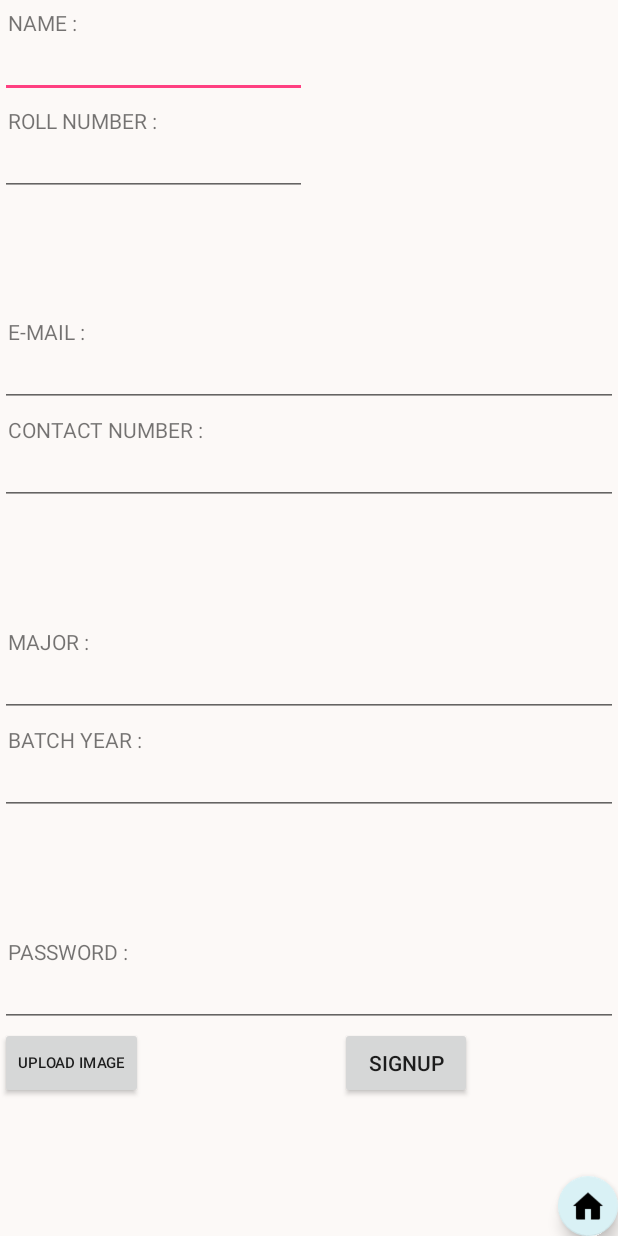
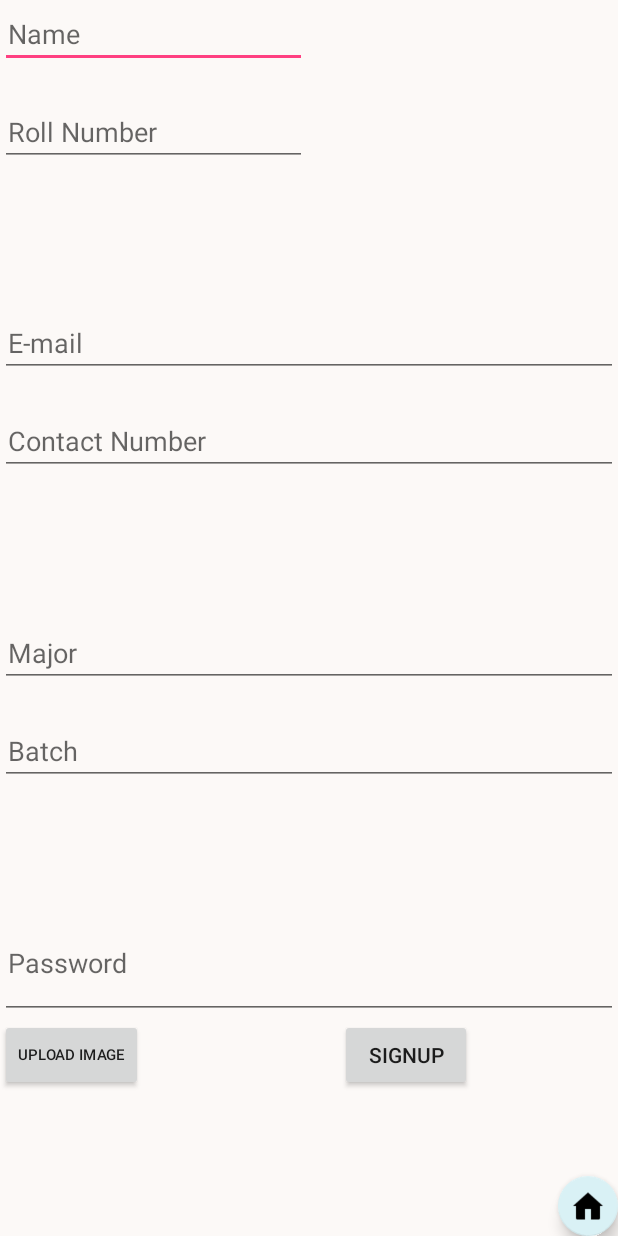
Before and after one commit to gupta-meghna64/Saathi, an Android app: the Signup screen opened directly, with no data from a screen before it, on a phone screen of 412 x 824 dp. Run offline under Robolectric (Android 15) with nearby library versions, the phone set to English and light mode, and no system bars; our stand-ins replace Firebase (no records; nobody signed in at launch, a user with empty details on screens opened directly); libraries missing offline, so code that uses them is left out: com.firebase.client.

Commit message:
Signup.xml updated after removing the textviews

```diff
--- a/app/src/main/res/layout/signup.xml
+++ b/app/src/main/res/layout/signup.xml
@@ -50,37 +50,25 @@
                 android:id="@+id/leftTopQuarterTopHalf"
                 android:layout_toLeftOf="@+id/verticalView">
 
-                <TextView
-                    android:layout_width="wrap_content"
-                    android:layout_height="wrap_content"
-                    android:paddingLeft="5dp"
-                    android:paddingTop="5dp"
-                    android:id="@+id/textViewName"
-                    android:text="NAME :"/>
                 <EditText
                     android:layout_width="match_parent"
                     android:layout_height="wrap_content"
                     android:paddingLeft="5dp"
                     android:paddingRight="5dp"
-                    android:paddingTop="5dp"
+                    android:paddingTop="10dp"
                     android:id="@+id/name"
-                    android:layout_below="@+id/textViewName"/>
-                <TextView
-                    android:layout_width="wrap_content"
-                    android:layout_height="wrap_content"
-                    android:paddingLeft="5dp"
-                    android:paddingTop="5dp"
-                    android:id="@+id/textViewRollNumber"
-                    android:text="ROLL NUMBER : "
-                    android:layout_below="@+id/name"/>
+                    android:hint="Name"/>
+
                 <EditText
                     android:layout_width="match_parent"
                     android:layout_height="wrap_content"
                     android:paddingLeft="5dp"
                     android:paddingRight="5dp"
-                    android:paddingTop="5dp"
+                    android:paddingTop="30dp"
                     android:id="@+id/rollNumber"
-                    android:layout_below="@+id/textViewRollNumber"/>
+                    android:hint="Roll Number"
+                    android:layout_below="@+id/name"
+                    />
 
             </RelativeLayout>
 
@@ -105,41 +93,27 @@
             android:layout_below="@+id/topHalfHorizontalView"
             android:id="@+id/bottomQuarterTopHalf">
 
-            <TextView
-                android:layout_width="wrap_content"
-                android:layout_height="wrap_content"
-                android:paddingTop="5dp"
-                android:paddingLeft="5dp"
-                android:id="@+id/textViewUsername"
-                android:text="E-MAIL : "/>
 
             <EditText
                 android:layout_width="match_parent"
                 android:layout_height="wrap_content"
                 android:id="@+id/username"
-                android:paddingTop="5dp"
+                android:paddingTop="10dp"
                 android:paddingLeft="5dp"
                 android:paddingRight="5dp"
                 android:inputType="textEmailAddress"
-                android:layout_below="@+id/textViewUsername"/>
+                android:hint="E-mail"/>
 
-            <TextView
-                android:layout_width="wrap_content"
-                android:layout_height="wrap_content"
-                android:paddingLeft="5dp"
-                android:paddingTop="5dp"
-                android:id="@+id/textViewContactNumber"
-                android:layout_below="@+id/username"
-                android:text="CONTACT NUMBER : "/>
 
             <EditText
                 android:layout_width="match_parent"
                 android:layout_height="wrap_content"
                 android:paddingLeft="5dp"
                 android:paddingRight="5dp"
-                android:paddingTop="5dp"
+                android:paddingTop="30dp"
                 android:id="@+id/contactNumber"
-                android:layout_below="@+id/textViewContactNumber"
+                android:hint="Contact Number"
+                android:layout_below="@+id/username"
                 android:inputType="number"/>
 
         </RelativeLayout>
@@ -167,40 +141,26 @@
             android:id="@+id/topQuarterBottomHalf"
             android:layout_above="@+id/bottomHalfHorizontalView">
 
-            <TextView
-                android:layout_width="wrap_content"
-                android:layout_height="wrap_content"
-                android:paddingTop="5dp"
-                android:paddingLeft="5dp"
-                android:text="MAJOR : "
-                android:id="@+id/textViewMajor"/>
 
             <EditText
                 android:layout_width="match_parent"
                 android:layout_height="wrap_content"
-                android:paddingTop="5dp"
+                android:paddingTop="10dp"
                 android:paddingLeft="5dp"
                 android:paddingRight="5dp"
                 android:id="@+id/major"
-                android:layout_below="@id/textViewMajor"/>
+                android:hint="Major"/>
 
-            <TextView
-                android:layout_width="wrap_content"
-                android:layout_height="wrap_content"
-                android:paddingLeft="5dp"
-                android:paddingTop="5dp"
-                android:id="@+id/textViewBatch"
-                android:layout_below="@+id/major"
-                android:text="BATCH YEAR : " />
 
             <EditText
                 android:layout_width="match_parent"
                 android:layout_height="wrap_content"
-                android:paddingTop="5dp"
+                android:paddingTop="30dp"
                 android:paddingLeft="5dp"
                 android:paddingRight="5dp"
                 android:id="@+id/batch"
-                android:layout_below="@+id/textViewBatch"/>
+                android:layout_below="@+id/major"
+                android:hint="Batch"/>
 
         </RelativeLayout>
 
@@ -210,23 +170,17 @@
             android:id="@+id/bottomQuarterBottomHalf"
             android:layout_below="@+id/bottomHalfHorizontalView">
 
-            <TextView
-                android:layout_width="wrap_content"
-                android:layout_height="wrap_content"
-                android:paddingTop="5dp"
-                android:paddingLeft="5dp"
-                android:id="@+id/textViewPassword"
-                android:text="PASSWORD : "/>
 
             <EditText
                 android:layout_width="match_parent"
                 android:layout_height="wrap_content"
                 android:id="@+id/password"
                 android:inputType="textPassword"
-                android:paddingTop="5dp"
+                android:paddingTop="10dp"
                 android:paddingLeft="5dp"
                 android:paddingRight="5dp"
-                android:layout_below="@+id/textViewPassword"/>
+                android:paddingBottom="25dp"
+                android:hint="Password"/>
             <Button
                 android:layout_width="wrap_content"
                 android:layout_height="wrap_content"
```
